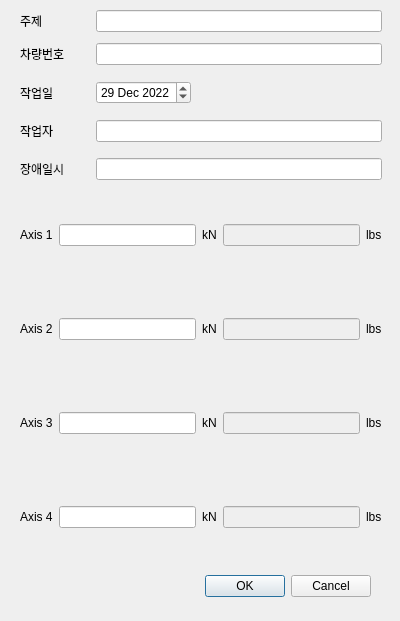
Before: the Qt Designer form src/asammdf/arloo/ui/report_dialog.ui in hayarobi/asammdf, drawn with Qt 5.
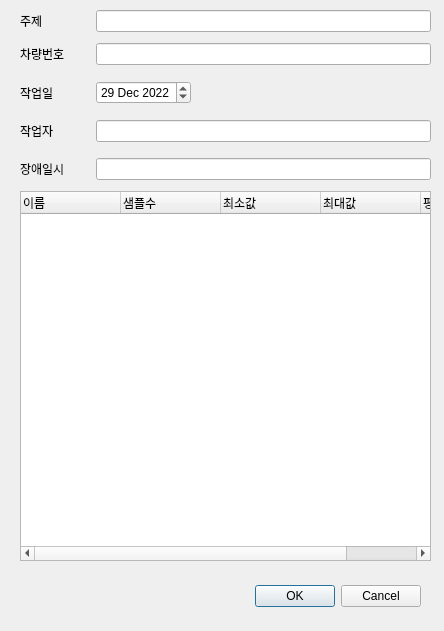
After: the same form once the commit is applied.

The edit to the form file:
```diff
--- a/src/asammdf/arloo/ui/report_dialog.ui
+++ b/src/asammdf/arloo/ui/report_dialog.ui
@@ -6,8 +6,8 @@
    <rect>
     <x>0</x>
     <y>0</y>
-    <width>400</width>
-    <height>621</height>
+    <width>444</width>
+    <height>631</height>
    </rect>
   </property>
   <property name="windowTitle">
@@ -16,8 +16,8 @@
   <widget class="QDialogButtonBox" name="buttonBox">
    <property name="geometry">
     <rect>
-     <x>30</x>
-     <y>570</y>
+     <x>80</x>
+     <y>580</y>
      <width>341</width>
      <height>32</height>
     </rect>
@@ -34,7 +34,7 @@
     <rect>
      <x>20</x>
      <y>10</y>
-     <width>362</width>
+     <width>411</width>
      <height>551</height>
     </rect>
    </property>
@@ -191,180 +191,36 @@
      </layout>
     </item>
     <item>
-     <layout class="QHBoxLayout" name="horizontalLayout_7">
-      <property name="topMargin">
+     <widget class="QTreeWidget" name="summaries_widget">
+      <property name="columnCount">
        <number>5</number>
       </property>
-      <property name="rightMargin">
-       <number>0</number>
-      </property>
-      <property name="bottomMargin">
-       <number>5</number>
-      </property>
-      <item>
-       <widget class="QLabel" name="workOrderLabel_2">
-        <property name="text">
-         <string>Axis 1</string>
-        </property>
-       </widget>
-      </item>
-      <item>
-       <widget class="QLineEdit" name="axis1Edit"/>
-      </item>
-      <item>
-       <widget class="QLabel" name="label_4">
-        <property name="text">
-         <string>kN</string>
-        </property>
-       </widget>
-      </item>
-      <item>
-       <widget class="QLineEdit" name="axis1PoundEdit">
-        <property name="enabled">
-         <bool>false</bool>
-        </property>
-       </widget>
-      </item>
-      <item>
-       <widget class="QLabel" name="label_8">
-        <property name="text">
-         <string>lbs</string>
-        </property>
-       </widget>
-      </item>
-     </layout>
-    </item>
-    <item>
-     <layout class="QHBoxLayout" name="horizontalLayout_8">
-      <property name="topMargin">
-       <number>5</number>
-      </property>
-      <property name="rightMargin">
-       <number>0</number>
-      </property>
-      <property name="bottomMargin">
-       <number>5</number>
-      </property>
-      <item>
-       <widget class="QLabel" name="workOrderLabel_3">
-        <property name="text">
-         <string>Axis 2</string>
-        </property>
-       </widget>
-      </item>
-      <item>
-       <widget class="QLineEdit" name="axis2Edit"/>
-      </item>
-      <item>
-       <widget class="QLabel" name="label_5">
-        <property name="text">
-         <string>kN</string>
-        </property>
-       </widget>
-      </item>
-      <item>
-       <widget class="QLineEdit" name="axis2PoundEdit">
-        <property name="enabled">
-         <bool>false</bool>
-        </property>
-       </widget>
-      </item>
-      <item>
-       <widget class="QLabel" name="label_9">
-        <property name="text">
-         <string>lbs</string>
-        </property>
-       </widget>
-      </item>
-     </layout>
-    </item>
-    <item>
-     <layout class="QHBoxLayout" name="horizontalLayout_9">
-      <property name="topMargin">
-       <number>5</number>
-      </property>
-      <property name="rightMargin">
-       <number>0</number>
-      </property>
-      <property name="bottomMargin">
-       <number>5</number>
-      </property>
-      <item>
-       <widget class="QLabel" name="workOrderLabel_4">
-        <property name="text">
-         <string>Axis 3</string>
-        </property>
-       </widget>
-      </item>
-      <item>
-       <widget class="QLineEdit" name="axis3Edit"/>
-      </item>
-      <item>
-       <widget class="QLabel" name="label_6">
-        <property name="text">
-         <string>kN</string>
-        </property>
-       </widget>
-      </item>
-      <item>
-       <widget class="QLineEdit" name="axis3PoundEdit">
-        <property name="enabled">
-         <bool>false</bool>
-        </property>
-       </widget>
-      </item>
-      <item>
-       <widget class="QLabel" name="label_10">
-        <property name="text">
-         <string>lbs</string>
-        </property>
-       </widget>
-      </item>
-     </layout>
-    </item>
-    <item>
-     <layout class="QHBoxLayout" name="horizontalLayout_10">
-      <property name="topMargin">
-       <number>5</number>
-      </property>
-      <property name="rightMargin">
-       <number>0</number>
-      </property>
-      <property name="bottomMargin">
-       <number>5</number>
-      </property>
-      <item>
-       <widget class="QLabel" name="workOrderLabel_5">
-        <property name="text">
-         <string>Axis 4</string>
-        </property>
-       </widget>
-      </item>
-      <item>
-       <widget class="QLineEdit" name="axis4Edit"/>
-      </item>
-      <item>
-       <widget class="QLabel" name="label_7">
-        <property name="text">
-         <string>kN</string>
-        </property>
-       </widget>
-      </item>
-      <item>
-       <widget class="QLineEdit" name="axis4PoundEdit">
-        <property name="enabled">
-         <bool>false</bool>
-        </property>
-       </widget>
-      </item>
-      <item>
-       <widget class="QLabel" name="label_11">
-        <property name="text">
-         <string>lbs</string>
-        </property>
-       </widget>
-      </item>
-     </layout>
+      <column>
+       <property name="text">
+        <string>이름</string>
+       </property>
+      </column>
+      <column>
+       <property name="text">
+        <string>샘플수</string>
+       </property>
+      </column>
+      <column>
+       <property name="text">
+        <string>최소값</string>
+       </property>
+      </column>
+      <column>
+       <property name="text">
+        <string>최대값</string>
+       </property>
+      </column>
+      <column>
+       <property name="text">
+        <string>평균</string>
+       </property>
+      </column>
+     </widget>
     </item>
    </layout>
   </widget>
```
Left out of the diff: 2 changed lines with no effect on the pictures.
